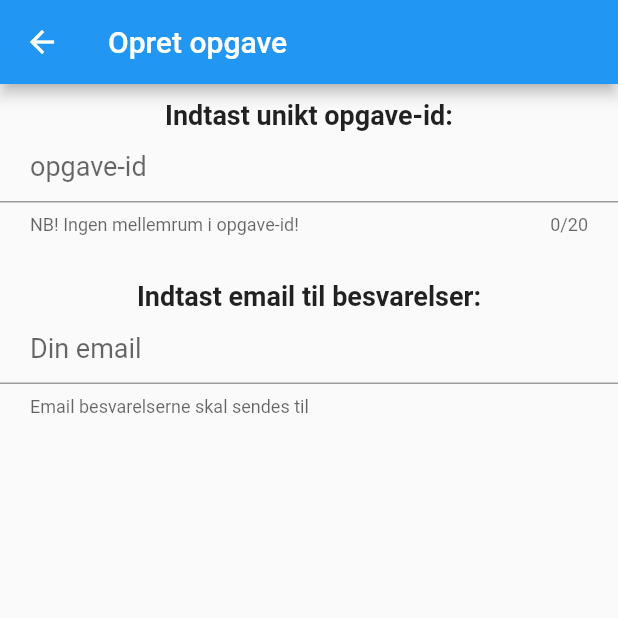
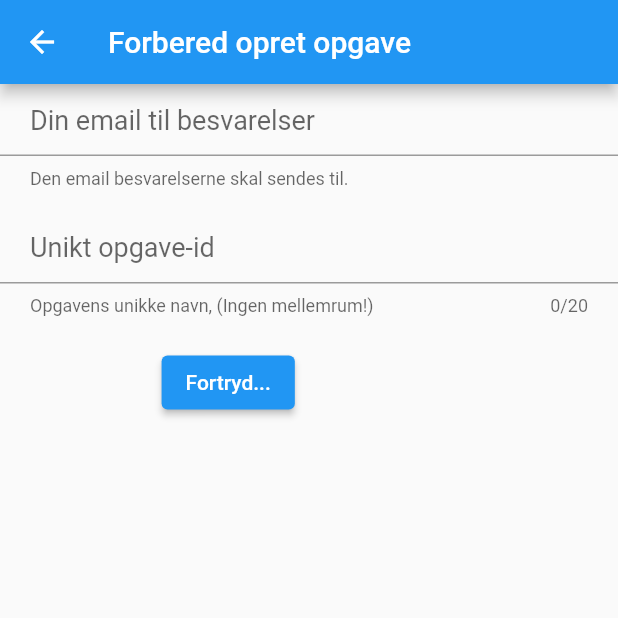
Before and after one commit to davidlamhauge/b7, a Flutter app: the screen it shows after launch, after a tap on "Opret opgave", on a phone screen of 412 x 824 dp, the top half of it. Run offline on Flutter 3.47's test engine with Material 2 defaults, Android fonts, the light colour scheme and no system bars.

Commit message:
AppIcons added. Prepare task completed. Could be improved.

```diff
--- /dev/null
+++ b/lib/create/create_task_prepare.dart
@@ -0,0 +1,124 @@
+import 'package:flutter/material.dart';
+import 'package:path_provider/path_provider.dart';
+import 'dart:io';
+
+import 'package:b7/create/create_task.dart';
+
+class CreateTaskPrepare extends StatefulWidget {
+  const CreateTaskPrepare({Key? key}) : super(key: key);
+
+  @override
+  State<CreateTaskPrepare> createState() => _CreateTaskPrepareState();
+}
+
+/*
+final path = '/storage/emulated/0/Download';
+final checkPathExistence = await Directory(path).exists();
+*/
+class _CreateTaskPrepareState extends State<CreateTaskPrepare> {
+  String returnEmail = ''; // email to receive answers of task
+  String taskId = ''; // unique id name of task from 1-20 chars
+  bool valid = false;
+
+  Future<Directory?>? _appDocDir;
+
+  final idController = TextEditingController();
+  final emailController = TextEditingController();
+
+  void _requestAppDocDir() {
+    setState(() {
+      _appDocDir = getApplicationDocumentsDirectory();
+    });
+  }
+
+  void _showOkButton() {
+    setState(() {
+      valid = returnEmail.isNotEmpty && taskId.isNotEmpty;
+    });
+  }
+
+  // check if unique id can be used as task AND directory name
+  void _emailChanged() {
+    setState(() {
+      returnEmail = emailController.text;
+    });
+  }
+
+  // check if unique id can be used as task AND directory name
+  void _idChanged() {
+    setState(() {
+      taskId = idController.text;
+    });
+  }
+
+  @override
+  void dispose() {
+    // Clean up the controller when the widget is disposed.
+    idController.dispose();
+    emailController.dispose();
+    super.dispose();
+  }
+
+  @override
+  void initState() {
+    // TODO: implement initState
+    idController.addListener(_idChanged);
+    emailController.addListener(_emailChanged);
+    _requestAppDocDir();
+    super.initState();
+  }
+
+  @override
+  Widget build(BuildContext context) {
+    return Scaffold(
+      appBar: AppBar(
+        title: const Text('Forbered opret opgave'),
+      ),
+      body: Column(
+        children: [
+          const TextField(
+            style: TextStyle(
+              fontSize: 18,
+            ),
+            decoration: InputDecoration(
+              hintText: 'Din email til besvarelser',
+              helperText: 'Den email besvarelserne skal sendes til.',
+              contentPadding: EdgeInsets.fromLTRB(20, 5, 20, 5),
+            ),
+          ),
+          const SizedBox(height: 15),
+          TextField(
+            controller: idController,
+            maxLength: 20,
+            style: const TextStyle(
+              fontSize: 18,
+            ),
+            decoration: const InputDecoration(
+              hintText: 'Unikt opgave-id',
+              helperText: 'Opgavens unikke navn, (Ingen mellemrum!)',
+              contentPadding: EdgeInsets.fromLTRB(20, 5, 20, 5),
+            ),
+          ),
+          const SizedBox(height: 20),
+          Row(mainAxisAlignment: MainAxisAlignment.spaceEvenly, children: [
+            ElevatedButton(
+              onPressed: () {},
+              child: const Text('Fortryd...'),
+            ),
+            taskId.isNotEmpty
+                ? ElevatedButton(
+                    onPressed: () {
+                      Navigator.push(
+                          context,
+                          MaterialPageRoute(builder: (context) =>  CreateTask(email: returnEmail, id: taskId)
+                          ),
+                      );
+                    }, child: const Text('OK'),
+                  )
+                : const SizedBox(height: 1),
+          ]),
+        ],
+      ),
+    );
+  }
+}
--- a/lib/create_task.dart
+++ /dev/null
@@ -1,81 +0,0 @@
-import 'package:flutter/material.dart';
-import 'dart:io';
-import 'package:path_provider/path_provider.dart';
-
-class CreateTask extends StatefulWidget {
-  const CreateTask({Key? key}) : super(key: key);
-
-  @override
-  State<CreateTask> createState() => _CreateTaskState();
-}
-/*
-final path = '/storage/emulated/0/Download';
-final checkPathExistence = await Directory(path).exists();
-*/
-class _CreateTaskState extends State<CreateTask> {
-  String returnEmail = ''; // email to receive answers of task
-  String task = ''; // unique id name of task from 1-20 chars
-  bool idOk = false;
-
-  Future<Directory?>? _appDocumentsDirectory;
-
-  final myController = TextEditingController();
-
-  // check if unique id can be used as task AND directory name
-  Future<bool> _dirOk(String txt) async {
-    final String path = _appDocumentsDirectory as String;
-    idOk = await Directory('$path/$txt').exists();
-    return idOk;
-  }
-
-  @override
-  Widget build(BuildContext context) {
-    return Scaffold(
-      appBar: AppBar(
-        title: const Text('Opret opgave'),
-      ),
-      body: Column(
-        children: [
-          const SizedBox(height: 10),
-          const Text(
-            'Indtast unikt opgave-id:',
-            style: TextStyle(
-              fontWeight: FontWeight.bold,
-              fontSize: 18,
-            ),
-          ),
-          TextField(
-            maxLength: 20,
-            style: const TextStyle(
-              fontSize: 18,
-            ),
-            decoration: const InputDecoration(
-              hintText: 'opgave-id',
-              helperText: 'NB! Ingen mellemrum i opgave-id!',
-              contentPadding: EdgeInsets.fromLTRB(20, 5, 20, 5),
-            ),
-            onChanged: (value) => _dirOk(value),
-          ),
-          const SizedBox(height: 30),
-          const Text(
-            'Indtast email til besvarelser:',
-            style: TextStyle(
-              fontWeight: FontWeight.bold,
-              fontSize: 18,
-            ),
-          ),
-          const TextField(
-            style: TextStyle(
-              fontSize: 18,
-            ),
-            decoration: InputDecoration(
-              hintText: 'Din email',
-              helperText: 'Email besvarelserne skal sendes til',
-              contentPadding: EdgeInsets.fromLTRB(20, 5, 20, 5),
-            ),
-          ),
-        ],
-      ),
-    );
-  }
-}
--- a/lib/main.dart
+++ b/lib/main.dart
@@ -1,5 +1,7 @@
 import 'package:flutter/material.dart';
-import 'package:b7/create_task.dart';
+import 'package:b7/create/create_task_prepare.dart';
+import 'package:b7/send/send_task.dart';
+import 'package:b7/perform/perform_task.dart';
 
 void main() => runApp(const MyApp());
 
@@ -38,7 +40,7 @@ class MyHome extends StatelessWidget {
                     onPressed: () {
                       Navigator.push(
                           context,
-                          MaterialPageRoute(builder: (context) => const CreateTask()),
+                          MaterialPageRoute(builder: (context) => const CreateTaskPrepare()),
                       );
                     },
                     child: const Text(
```
Also changed, not shown: lib/create/create_task.dart (added, +24 -0 lines), appstore.png (added), lib/perform/perform_task.dart (added), lib/send/send_task.dart (added), playstore.png (added), 33 other files.
